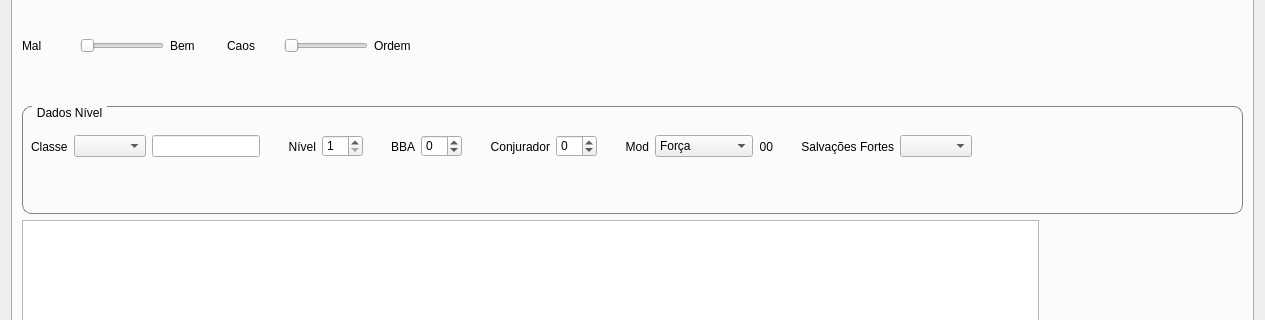
Old version of the form ifg/qt/ui/entidade.ui in the repository matferib/tabuleiro-virtual; both pictures show x 0 to 1265 and y 83 to 403 of the 1265 by 632 pixel window.
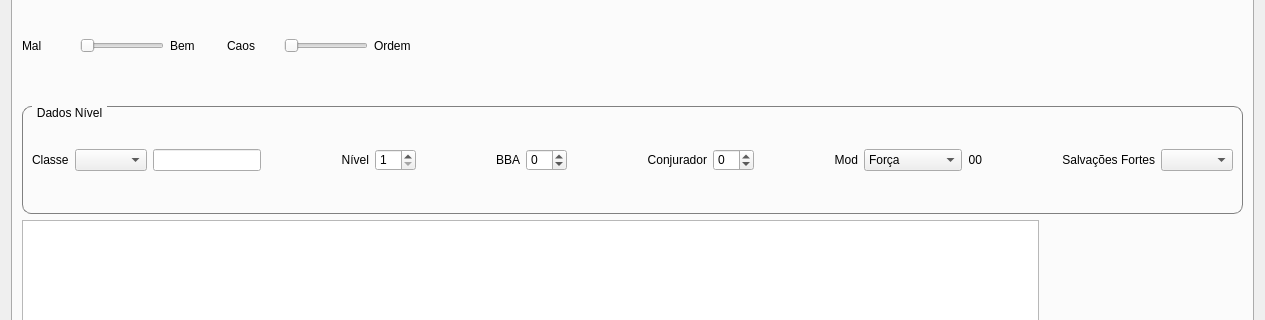
New version of the form. The open tabs and pages were chosen to show the change.

```diff
--- a/ifg/qt/ui/entidade.ui
+++ b/ifg/qt/ui/entidade.ui
@@ -2243,15 +2243,8 @@
          <property name="title">
           <string>Dados Nível</string>
          </property>
-         <widget class="QWidget" name="horizontalLayoutWidget">
-          <property name="geometry">
-           <rect>
-            <x>9</x>
-            <y>20</y>
-            <width>941</width>
-            <height>41</height>
-           </rect>
-          </property>
+         <layout class="QHBoxLayout" name="horizontalLayout_46">
+          <item>
           <layout class="QHBoxLayout" name="horizontalLayout">
            <item>
             <widget class="QLabel" name="label_40">
@@ -2481,7 +2474,8 @@
             <widget class="QComboBox" name="combo_salvacoes_fortes"/>
            </item>
           </layout>
-         </widget>
+          </item>
+         </layout>
         </widget>
        </item>
        <item row="3" column="0" rowspan="3" colspan="5">
```
Lines whose indentation alone changed are shown as unchanged.
